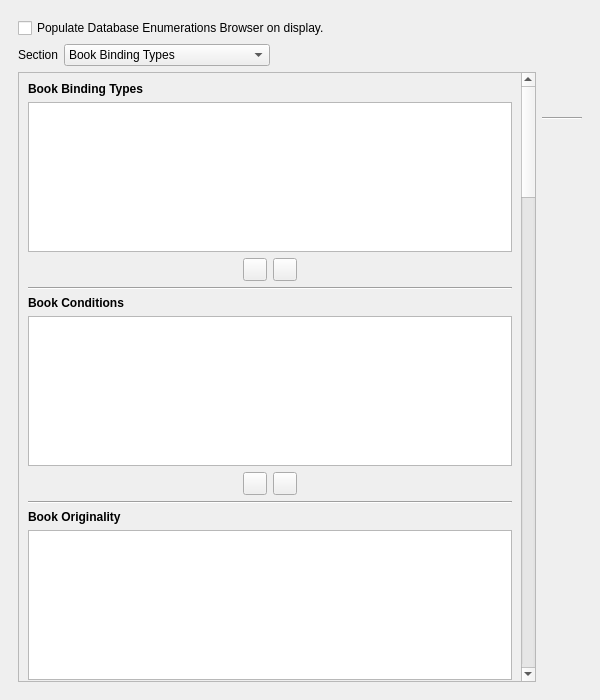
Qt form UI/biblioteq_dbenumerations.ui (textbrowser/biblioteq) before a commit.
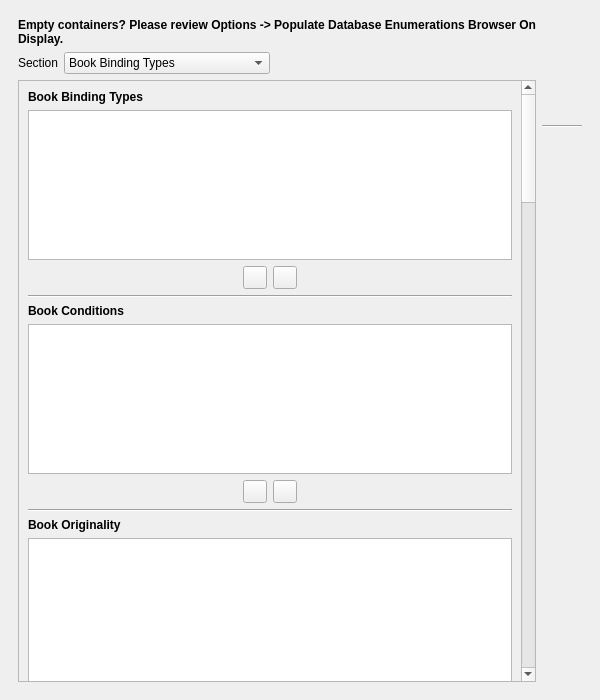
The same form after that commit. Icons and pictures are not drawn.

Diff of the .ui file:
```diff
--- a/UI/biblioteq_dbenumerations.ui
+++ b/UI/biblioteq_dbenumerations.ui
@@ -23,9 +23,18 @@
      <widget class="QFrame" name="frame">
       <layout class="QVBoxLayout" name="verticalLayout_10">
        <item>
-        <widget class="QCheckBox" name="populate_on_display">
+        <widget class="QLabel" name="label_33">
+         <property name="font">
+          <font>
+           <weight>75</weight>
+           <bold>true</bold>
+          </font>
+         </property>
          <property name="text">
-          <string>Populate Database Enumerations Browser on display.</string>
+          <string>Empty containers? Please review Options -&gt; Populate Database Enumerations Browser On Display.</string>
+         </property>
+         <property name="wordWrap">
+          <bool>true</bool>
          </property>
         </widget>
        </item>
@@ -146,7 +155,7 @@
             <property name="geometry">
              <rect>
               <x>0</x>
-              <y>-2915</y>
+              <y>0</y>
               <width>479</width>
               <height>3544</height>
              </rect>
```
Left out of the diff: 1 changed line with no effect on the pictures.
